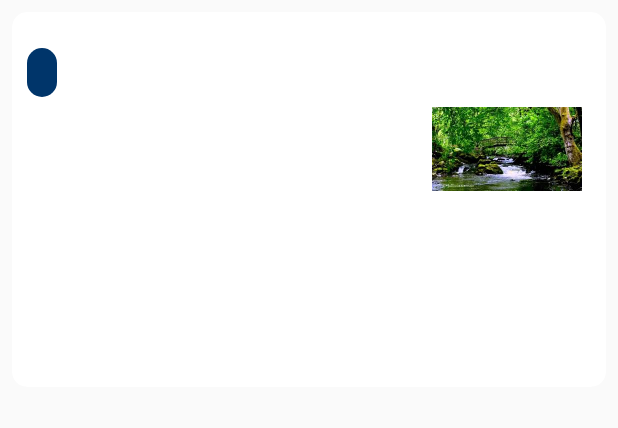
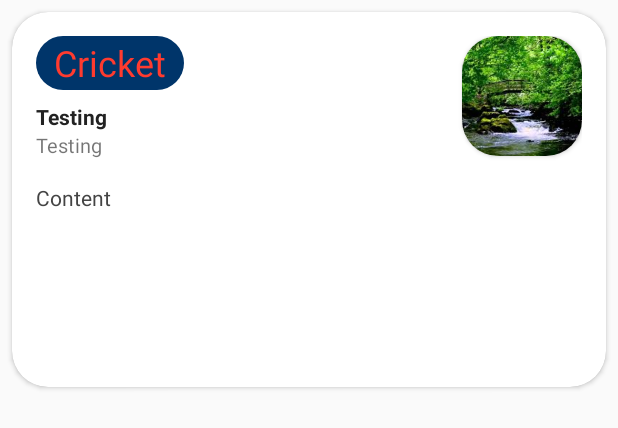
Before and after one commit to Nkanyiso/sportsnews, an Android app: the layout headline_item.xml on its own in the app's theme, with its tools: preview values and no code run, on a phone screen of 412 x 824 dp. Shown: the top 428 px of the screen. Run offline under Robolectric (Android 15) with nearby library versions, the phone set to English and light mode, and no system bars.

Commit message:
ui uplift

```diff
--- a/app/src/main/AndroidManifest.xml
+++ b/app/src/main/AndroidManifest.xml
@@ -9,6 +9,7 @@
             android:roundIcon="@mipmap/ic_launcher_round"
             android:supportsRtl="true"
             android:theme="@style/AppTheme"
+            android:usesCleartextTraffic="true"
         android:name=".MyApplication">
         <activity android:name=".MainActivity">
             <intent-filter>
--- a/app/src/main/java/nkanyiso/hlela/sportsnews/data/database/NewsDatabase.kt
+++ b/app/src/main/java/nkanyiso/hlela/sportsnews/data/database/NewsDatabase.kt
@@ -6,8 +6,6 @@ import androidx.room.Room
 import androidx.room.RoomDatabase
 import nkanyiso.hlela.sportsnews.data.database.dao.HeadlineDao
 import nkanyiso.hlela.sportsnews.data.database.entity.HeadlineEntity
-
-
 
 
 const val DATABASE_VERSION = 1
@@ -20,7 +18,7 @@ const val DATABASE_NAME = "news_db"
     version = DATABASE_VERSION,
     exportSchema = false
 )
-//@TypeConverters(Converters::class)
+
 abstract class NewsDatabase : RoomDatabase() {
     abstract fun provideHeadline(): HeadlineDao
 
--- a/app/src/main/java/nkanyiso/hlela/sportsnews/ui/headlineDetail/headlineDetailViewmodel.kt
+++ b/app/src/main/java/nkanyiso/hlela/sportsnews/ui/headlineDetail/headlineDetailViewmodel.kt
@@ -12,12 +12,13 @@ open class HeadlineDetailViewmodel : BaseViewModel() {
     val articleLiveData: MutableLiveData<ArticleModel> by lazy {
         MutableLiveData<ArticleModel>()
     }
+
     fun fetchArticle(articleUrl: String?) {
         repository.getArticle(articleUrl) {
-            if(it != null){
+            if (it != null) {
                 println("Found article")
 
-            } else{
+            } else {
                 println("No article found")
             }
             updateCurrencyLiveData(it)
--- a/app/src/main/java/nkanyiso/hlela/sportsnews/ui/headlineScreen/HeadlineViewmodel.kt
+++ b/app/src/main/java/nkanyiso/hlela/sportsnews/ui/headlineScreen/HeadlineViewmodel.kt
@@ -11,12 +11,13 @@ open class HeadlineViewmodel : BaseViewModel() {
     val headlineLiveData: MutableLiveData<MutableList<HeadlineEntity>> by lazy {
         MutableLiveData<MutableList<HeadlineEntity>>()
     }
+
     fun fetchHeadlines() {
         repository.getAllHeadlines {
-            if(it){
+            if (it) {
                 println("Found headlines")
 
-            } else{
+            } else {
                 println("No headlines found")
             }
             updateCurrencyLiveData()
--- a/app/src/main/res/drawable/round.xml
+++ b/app/src/main/res/drawable/round.xml
@@ -1,6 +1,6 @@
 <?xml version="1.0" encoding="utf-8"?>
 <shape xmlns:android="http://schemas.android.com/apk/res/android"
        android:shape="rectangle">
-    <solid android:color="@color/colorPrimary" />
-    <corners android:radius="50dp" />
+    <solid android:color="@color/colorPrimary"/>
+    <corners android:radius="18dp"/>
 </shape>
--- a/app/src/main/res/layout/activity_main.xml
+++ b/app/src/main/res/layout/activity_main.xml
@@ -4,7 +4,7 @@
         xmlns:tools="http://schemas.android.com/tools"
         xmlns:app="http://schemas.android.com/apk/res-auto"
         android:layout_width="match_parent"
-        android:background="#f8f8f8"
+        android:background="#f0f0f0"
         android:layout_height="match_parent"
         tools:context=".MainActivity">
 
@@ -16,7 +16,7 @@
             app:layout_constraintTop_toTopOf="parent"
             app:layout_constraintStart_toStartOf="parent"
             app:layout_constraintEnd_toEndOf="parent"
-           />
+    />
 
     <fragment
             android:id="@+id/nav_host_fragment"
@@ -28,6 +28,6 @@
             app:layout_constraintTop_toBottomOf="@+id/toolbar"
             app:layout_constraintBottom_toBottomOf="parent"
             app:defaultNavHost="true"
-            app:navGraph="@navigation/nav_graph" />
+            app:navGraph="@navigation/nav_graph"/>
 
 </androidx.constraintlayout.widget.ConstraintLayout>
--- a/app/src/main/res/layout/headline_fragment.xml
+++ b/app/src/main/res/layout/headline_fragment.xml
@@ -8,7 +8,7 @@
         android:layout_height="match_parent"
         android:layout_margin="16dp"
         android:orientation="vertical"
-        >
+>
 
 
     <androidx.recyclerview.widget.RecyclerView
@@ -18,7 +18,8 @@
             app:layout_constraintTop_toTopOf="parent"
             android:id="@+id/recycler_headlines"/>
 
-    <TextView android:layout_width="wrap_content" android:textColor="@android:color/tertiary_text_dark" android:layout_height="wrap_content" android:text="@string/no_sports_news" android:id="@+id/non_news"
+    <TextView android:layout_width="wrap_content" android:textColor="@android:color/tertiary_text_dark"
+              android:layout_height="wrap_content" android:text="@string/no_sports_news" android:id="@+id/non_news"
               app:layout_constraintBottom_toBottomOf="parent" app:layout_constraintTop_toTopOf="parent"
               app:layout_constraintStart_toStartOf="parent" app:layout_constraintEnd_toEndOf="parent"
               android:gravity="center"/>
--- a/app/src/main/res/layout/headline_item.xml
+++ b/app/src/main/res/layout/headline_item.xml
@@ -1,76 +1,84 @@
 <androidx.cardview.widget.CardView xmlns:android="http://schemas.android.com/apk/res/android"
                                    xmlns:app="http://schemas.android.com/apk/res-auto"
+                                   xmlns:tools="http://schemas.android.com/tools"
                                    android:id="@+id/card_view"
                                    android:layout_width="match_parent"
                                    android:layout_height="250dp"
                                    android:layout_margin="8dp"
-                                   app:cardCornerRadius="10dp">
+                                   app:contentPadding="16dp"
+                                   app:cardCornerRadius="24dp">
 
 
     <androidx.constraintlayout.widget.ConstraintLayout
-                        xmlns:app="http://schemas.android.com/apk/res-auto"
             android:layout_width="match_parent"
             android:layout_height="wrap_content">
 
         <TextView
                 android:id="@+id/site_name"
-
                 android:layout_width="0dp"
-                                android:layout_height="wrap_content"
-                                android:layout_marginTop="24dp"
-                                android:layout_marginLeft="10dp"
+                android:layout_height="36dp"
                 android:background="@drawable/round"
-                                android:paddingRight="10dp"
-                                android:paddingLeft="10dp"
                 android:gravity="center_vertical"
-                                android:layout_marginStart="10dp"
                 android:layout_marginBottom="5dp"
+                android:paddingStart="12dp"
+                android:paddingEnd="12dp"
                 android:layout_marginEnd="16dp"
                 android:textAppearance="@style/TextAppearance.AppCompat.Headline"
                 android:textColor="@color/colorAccent"
                 app:layout_constraintTop_toTopOf="parent"
-                                app:layout_constraintStart_toStartOf="parent" />
+                tools:text="Cricket"
+                app:layout_constraintStart_toStartOf="parent"/>
 
         <TextView
                 android:id="@+id/headline"
                 android:layout_width="0dp"
                 android:layout_height="wrap_content"
-                                android:layout_marginStart="16dp"
                 android:layout_marginEnd="16dp"
+                android:layout_marginTop="8dp"
+                android:textColor="@color/black"
                 android:textStyle="bold"
                 app:layout_constraintTop_toBottomOf="@+id/site_name"
                 app:layout_constraintStart_toStartOf="parent"
-                                app:layout_constraintEnd_toStartOf="@+id/media_image" />
+                app:layout_constraintEnd_toStartOf="@+id/media_image_container"
+                tools:text="Testing"/>
+
         <TextView
                 android:id="@+id/date_created"
                 android:layout_width="0dp"
                 android:layout_height="wrap_content"
-                                android:layout_marginStart="16dp"
                 android:layout_marginEnd="16dp"
+                android:textSize="13sp"
                 app:layout_constraintTop_toBottomOf="@+id/headline"
                 app:layout_constraintStart_toStartOf="parent"
-                                app:layout_constraintEnd_toStartOf="@+id/media_image" />
+                app:layout_constraintEnd_toStartOf="@+id/media_image_container"
+                tools:text="Testing"/>
+
+        <androidx.cardview.widget.CardView
+                android:id="@+id/media_image_container"
+                android:layout_width="wrap_content"
+                android:layout_height="wrap_content"
+                app:layout_constraintTop_toTopOf="parent"
+                app:cardCornerRadius="24dp"
+                android:padding="8dp"
+                app:layout_constraintEnd_toEndOf="parent">
             <ImageView
                     android:id="@+id/media_image"
-                                android:layout_width="100dp"
-
-                                android:layout_height="150dp"
-                                android:layout_marginTop="16dp"
-                                android:layout_marginEnd="16dp"
-                                android:src="@drawable/download"
-                                app:layout_constraintTop_toTopOf="parent"
-                                app:layout_constraintEnd_toEndOf="parent" />
+                    android:layout_width="80dp"
+                    android:layout_height="80dp"
+                    android:scaleType="centerCrop"
+                    tools:src="@drawable/download"
+                    android:contentDescription="@string/app_name"/>
+        </androidx.cardview.widget.CardView>
 
         <TextView
                 android:id="@+id/blurb"
-                                android:layout_width="wrap_content"
+                android:layout_width="match_parent"
                 android:layout_height="wrap_content"
-                                android:layout_marginStart="8dp"
-                                android:minWidth="0dp"
-                                android:paddingStart="8dp"
-                                android:paddingEnd="8dp"
-                                app:layout_constraintTop_toBottomOf="@+id/media_image"
-                                app:layout_constraintStart_toStartOf="parent" />
+                android:layout_marginTop="16dp"
+                android:textColor="#444"
+                tools:text="Content"
+                app:layout_constraintTop_toBottomOf="@+id/date_created"
+                app:layout_constraintStart_toStartOf="parent"/>
 
     </androidx.constraintlayout.widget.ConstraintLayout>
 
--- a/app/src/main/res/values/colors.xml
+++ b/app/src/main/res/values/colors.xml
@@ -4,6 +4,6 @@
     <color name="colorPrimaryDark">#00574B</color>
     <color name="colorAccent">#FF3B2F</color>
     <color name="white">#FFFF</color>
-
+    <color name="black">#222</color>
     <color name="greyBackground"></color>
 </resources>
--- /dev/null
+++ b/app/src/main/res/values/dimens.xml
@@ -0,0 +1,4 @@
+<?xml version="1.0" encoding="utf-8"?>
+<resources>
+    <dimen name="detail_padding">25dp</dimen>
+</resources>
--- a/app/src/main/res/values/styles.xml
+++ b/app/src/main/res/values/styles.xml
@@ -9,6 +9,7 @@
         <item name="windowActionBar">false</item>
         <item name="windowNoTitle">true</item>
         <item name="android:textColorPrimary">@color/white</item>
+        <item name="colorControlNormal">@color/white</item>
     </style>
 
 </resources>
```
Also changed, not shown: app/src/main/java/nkanyiso/hlela/sportsnews/data/repo/HeadlineDetailRepo.kt (+2 -5 lines), app/src/main/java/nkanyiso/hlela/sportsnews/data/repo/HeadlineRepo.kt (+7 -25 lines), app/src/main/java/nkanyiso/hlela/sportsnews/ui/headlineDetail/HeadlineDetailFragment.kt (+22 -16 lines), app/src/main/java/nkanyiso/hlela/sportsnews/ui/headlineScreen/HeadlineAdapter.kt (+10 -9 lines), app/src/main/java/nkanyiso/hlela/sportsnews/ui/headlineScreen/HeadlineFragment.kt (+6 -14 lines), app/src/main/res/layout/fragment_headline_detail.xml (+45 -13 lines), 1 other file. Lines whose indentation alone changed are shown as unchanged.
